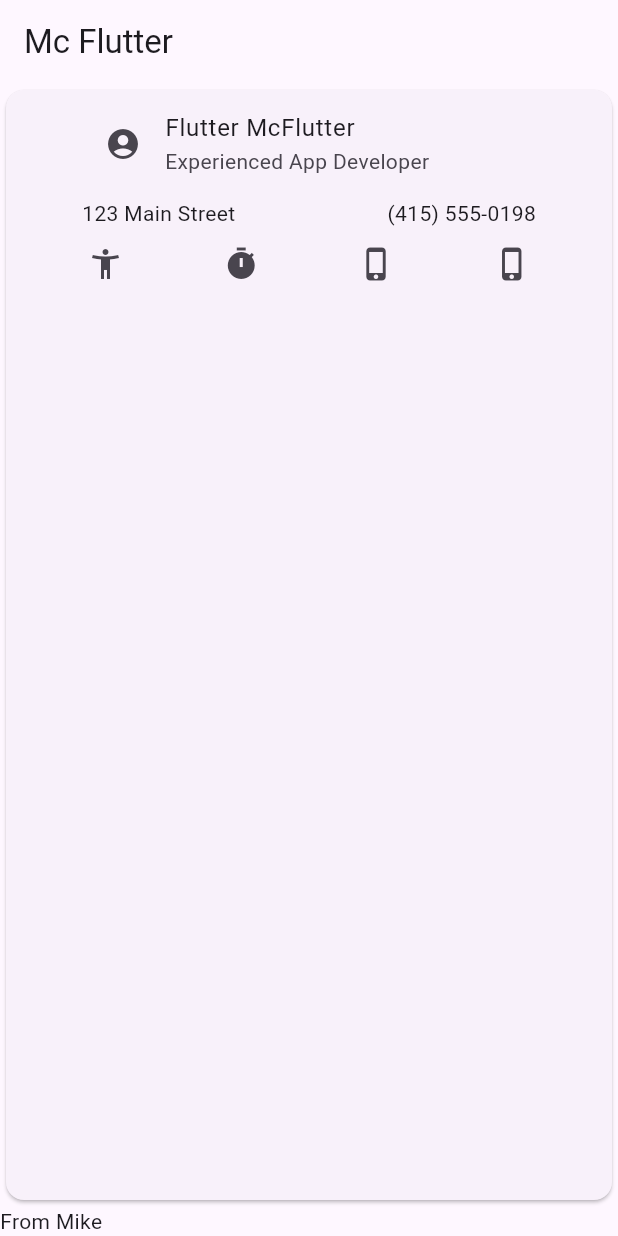
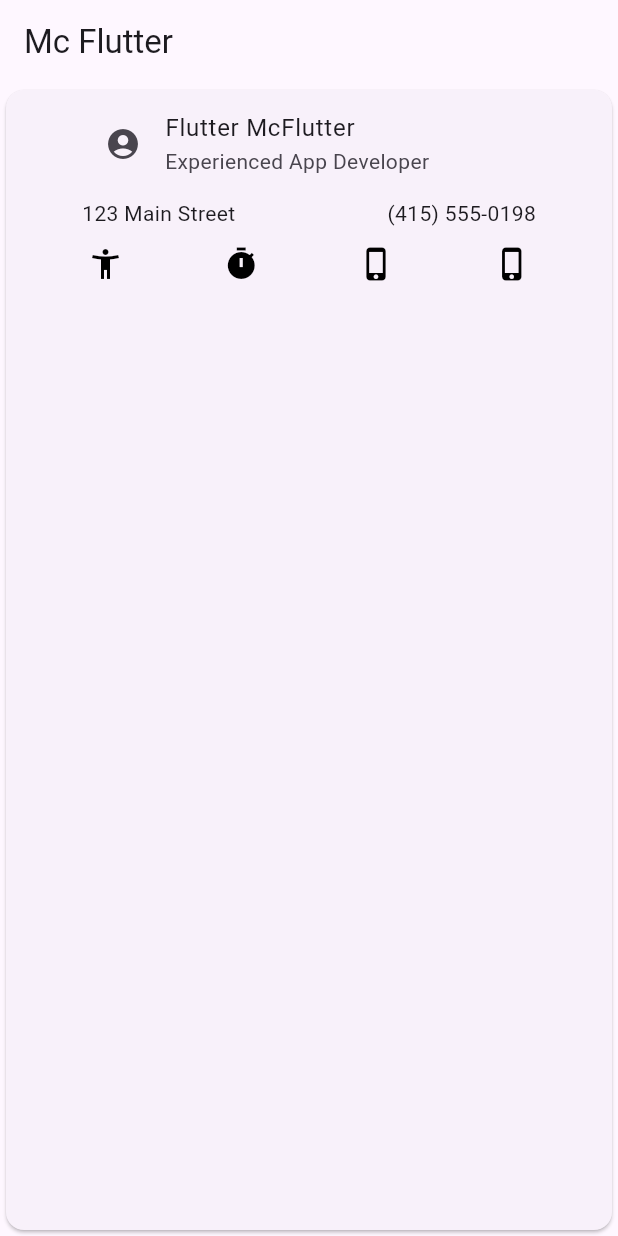
Before and after one commit to Darksw20/ITESO-Mobile-Repo, a Flutter app: the screen it shows after launch, on a phone screen of 412 x 824 dp. Run offline on Flutter 3.47's test engine with Material 3 defaults, Android fonts, the phone set to English and light mode, and no system bars.

Commit message:
Finished activity

```diff
--- a/act_1/lib/main.dart
+++ b/act_1/lib/main.dart
@@ -5,7 +5,7 @@ void main() {
   runApp(const MyApp());
 }
 
-const Map<String, IconData> iconDataMap = {
+const Map<String, IconData> iconsMap = {
   'phone': Icons.phone_iphone,
   'accessibility': Icons.accessibility_new,
   'timer': Icons.timer
@@ -14,27 +14,11 @@ const Map<String, IconData> iconDataMap = {
 class MyApp extends StatelessWidget {
   const MyApp({super.key});
 
-  // This widget is the root of your application.
   @override
   Widget build(BuildContext context) {
     return MaterialApp(
       title: 'Mc Flutter',
       theme: ThemeData(
-        // This is the theme of your application.
-        //
-        // TRY THIS: Try running your application with "flutter run". You'll see
-        // the application has a purple toolbar. Then, without quitting the app,
-        // try changing the seedColor in the colorScheme below to Colors.green
-        // and then invoke "hot reload" (save your changes or press the "hot
-        // reload" button in a Flutter-supported IDE, or press "r" if you used
-        // the command line to start the app).
-        //
-        // Notice that the counter didn't reset back to zero; the application
-        // state is not lost during the reload. To reset the state, use hot
-        // restart instead.
-        //
-        // This works for code too, not just values: Most code changes can be
-        // tested with just a hot reload.
         colorScheme: ColorScheme.fromSeed(seedColor: Colors.deepPurple),
         useMaterial3: true,
       ),
@@ -44,14 +28,14 @@ class MyApp extends StatelessWidget {
           ),
           body: const Column(
             crossAxisAlignment: CrossAxisAlignment.start,
-            children: [Expanded(child: CardExample()), Text("From Mike")],
+            children: [Expanded(child: CardComponent())],
           )),
     );
   }
 }
 
-class CardExample extends StatelessWidget {
-  const CardExample({super.key});
+class CardComponent extends StatelessWidget {
+  const CardComponent({super.key});
 
   @override
   Widget build(BuildContext context) {
@@ -77,10 +61,10 @@ class CardExample extends StatelessWidget {
           const Row(
             mainAxisAlignment: MainAxisAlignment.spaceEvenly,
             children: <Widget>[
-              IconButtonExample(icon: 'accessibility'),
-              IconButtonExample(icon: 'timer'),
-              IconButtonExample(icon: 'phone'),
-              IconButtonExample(icon: 'phone'),
+              IconButtonComponent(icon: 'accessibility'),
+              IconButtonComponent(icon: 'timer'),
+              IconButtonComponent(icon: 'phone'),
+              IconButtonComponent(icon: 'phone'),
             ],
           ),
         ],
@@ -89,18 +73,26 @@ class CardExample extends StatelessWidget {
   }
 }
 
-class _IconButtonExampleState extends State<IconButtonExample> {
+class _IconButtonComponentState extends State<IconButtonComponent> {
+  late Color _color = Colors.black;
+
   @override
   Widget build(BuildContext context) {
     return Column(
       mainAxisSize: MainAxisSize.min,
       children: <Widget>[
         IconButton(
-          icon: Icon(iconDataMap[widget.icon] ?? Icons.error),
+          color: _color,
+          icon: Icon(iconsMap[widget.icon] ?? Icons.error),
           tooltip: 'Increase volume by 10',
           onPressed: () {
             setState(() {
               log('data: ${widget.icon}');
+              if (_color == Colors.black) {
+                _color = Colors.deepPurple;
+              } else {
+                _color = Colors.black;
+              }
             });
           },
         ),
@@ -109,98 +101,10 @@ class _IconButtonExampleState extends State<IconButtonExample> {
   }
 }
 
-class IconButtonExample extends StatefulWidget {
-  const IconButtonExample({super.key, required this.icon});
+class IconButtonComponent extends StatefulWidget {
+  const IconButtonComponent({super.key, required this.icon});
   final String icon;
 
   @override
-  State<IconButtonExample> createState() => _IconButtonExampleState();
+  State<IconButtonComponent> createState() => _IconButtonComponentState();
 }
-
-class MyHomePage extends StatefulWidget {
-  const MyHomePage({super.key, required this.title});
-
-  // This widget is the home page of your application. It is stateful, meaning
-  // that it has a State object (defined below) that contains fields that affect
-  // how it looks.
-
-  // This class is the configuration for the state. It holds the values (in this
-  // case the title) provided by the parent (in this case the App widget) and
-  // used by the build method of the State. Fields in a Widget subclass are
-  // always marked "final".
-
-  final String title;
-
-  @override
-  State<MyHomePage> createState() => _MyHomePageState();
-}
-
-class _MyHomePageState extends State<MyHomePage> {
-  int _counter = 0;
-
-  void _incrementCounter() {
-    setState(() {
-      // This call to setState tells the Flutter framework that something has
-      // changed in this State, which causes it to rerun the build method below
-      // so that the display can reflect the updated values. If we changed
-      // _counter without calling setState(), then the build method would not be
-      // called again, and so nothing would appear to happen.
-      _counter++;
-    });
-  }
-
-  @override
-  Widget build(BuildContext context) {
-    // This method is rerun every time setState is called, for instance as done
-    // by the _incrementCounter method above.
-    //
-    // The Flutter framework has been optimized to make rerunning build methods
-    // fast, so that you can just rebuild anything that needs updating rather
-    // than having to individually change instances of widgets.
-    return Scaffold(
-      appBar: AppBar(
-        // TRY THIS: Try changing the color here to a specific color (to
-        // Colors.amber, perhaps?) and trigger a hot reload to see the AppBar
-        // change color while the other colors stay the same.
-        backgroundColor: Theme.of(context).colorScheme.inversePrimary,
-        // Here we take the value from the MyHomePage object that was created by
-        // the App.build method, and use it to set our appbar title.
-        title: Text(widget.title),
-      ),
-      body: Center(
-        // Center is a layout widget. It takes a single child and positions it
-        // in the middle of the parent.
-        child: Column(
-          // Column is also a layout widget. It takes a list of children and
-          // arranges them vertically. By default, it sizes itself to fit its
-          // children horizontally, and tries to be as tall as its parent.
-          //
-          // Column has various properties to control how it sizes itself and
-          // how it positions its children. Here we use mainAxisAlignment to
-          // center the children vertically; the main axis here is the vertical
-          // axis because Columns are vertical (the cross axis would be
-          // horizontal).
-          //
-          // TRY THIS: Invoke "debug painting" (choose the "Toggle Debug Paint"
-          // action in the IDE, or press "p" in the console), to see the
-          // wireframe for each widget.
-          mainAxisAlignment: MainAxisAlignment.center,
-          children: <Widget>[
-            const Text(
-              'You have pushed the button this many times:',
-            ),
-            Text(
-              '$_counter',
-              style: Theme.of(context).textTheme.headlineMedium,
-            ),
-          ],
-        ),
-      ),
-      floatingActionButton: FloatingActionButton(
-        onPressed: _incrementCounter,
-        tooltip: 'Increment',
-        child: const Icon(Icons.add),
-      ), // This trailing comma makes auto-formatting nicer for build methods.
-    );
-  }
-}
```
